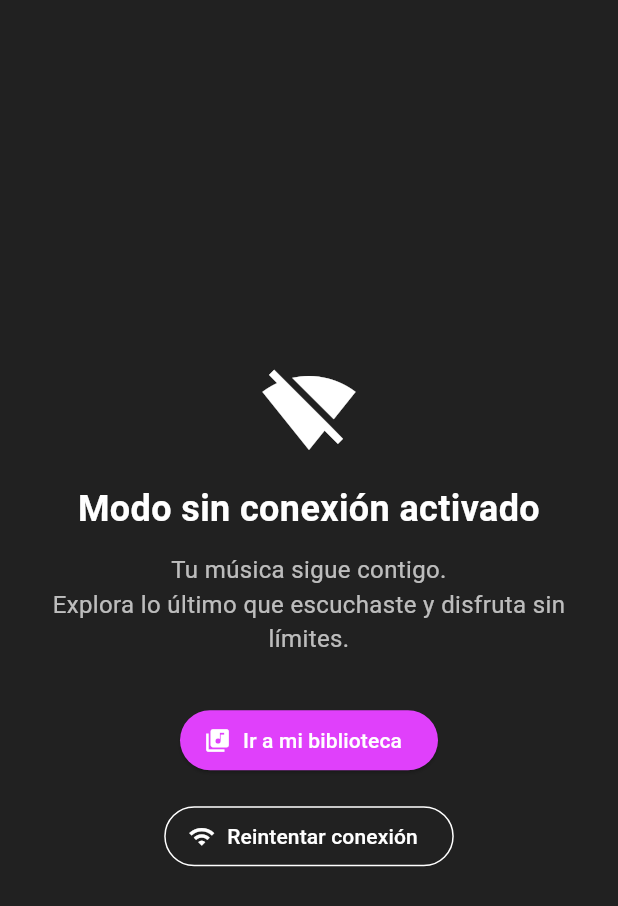
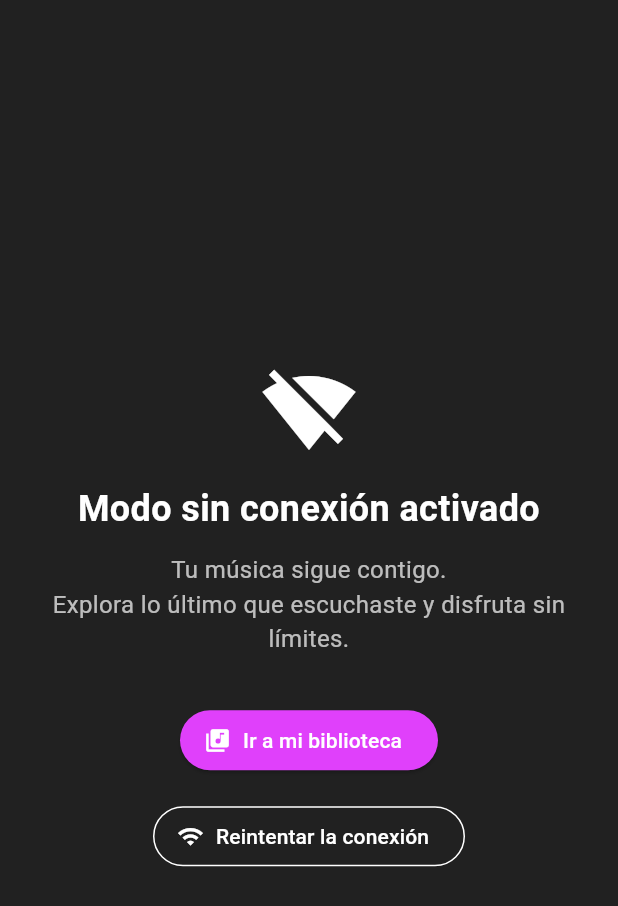
Before and after one commit to Reidyensam/free_music, a Flutter app: the PantallaOffline screen opened directly, on a phone screen of 412 x 824 dp. Shown: the top 906 px of the screen. Run offline on Flutter 3.47's test engine with Material 3 defaults, Android fonts, the phone set to English and light mode, and no system bars; our stand-ins replace connectivity_plus, flutter_colorpicker, flutter_dotenv, flutter_riverpod, just_audio, permission_handler and 2 more; accounts and stored records are empty; Roboto replaces fonts that are missing (Raleway).

Commit message:
Texto modificado

```diff
--- a/lib/features/home/pantalla_offline.dart
+++ b/lib/features/home/pantalla_offline.dart
@@ -41,10 +41,10 @@ class PantallaOffline extends StatelessWidget {
               const SizedBox(height: 16),
               OutlinedButton.icon(
                 onPressed: () {
-                  // Intentar reconectar o mostrar red info
+
                 },
                 icon: Icon(Icons.wifi),
-                label: Text('Reintentar conexión'),
+                label: Text('Reintentar la conexión'),
                 style: OutlinedButton.styleFrom(
                   foregroundColor: Colors.white,
                   side: BorderSide(color: Colors.white),
```
